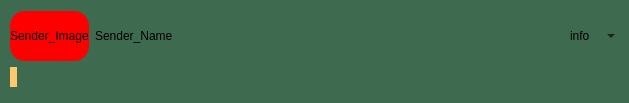
Qt form Chat-Application/Message.ui (verina101/Chat-Application) before a commit.
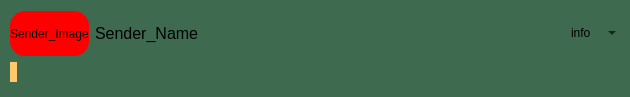
The same form after that commit.

Diff of the .ui file:
```diff
--- a/Chat-Application/Message.ui
+++ b/Chat-Application/Message.ui
@@ -6,8 +6,8 @@
    <rect>
     <x>0</x>
     <y>0</y>
-    <width>629</width>
-    <height>103</height>
+    <width>630</width>
+    <height>97</height>
    </rect>
   </property>
   <property name="sizePolicy">
@@ -55,7 +55,7 @@
        <property name="minimumSize">
         <size>
          <width>50</width>
-         <height>50</height>
+         <height>45</height>
         </size>
        </property>
        <property name="styleSheet">
@@ -71,13 +71,20 @@
       <widget class="QLabel" name="label_ChatNam">
        <property name="minimumSize">
         <size>
-         <width>300</width>
+         <width>400</width>
          <height>0</height>
         </size>
        </property>
+       <property name="maximumSize">
+        <size>
+         <width>16777215</width>
+         <height>40</height>
+        </size>
+       </property>
        <property name="styleSheet">
         <string notr="true">background:transparent;
-border-radius:15px;</string>
+border-radius:15px;
+font-size:16px;</string>
        </property>
        <property name="text">
         <string>Sender_Name</string>
```
